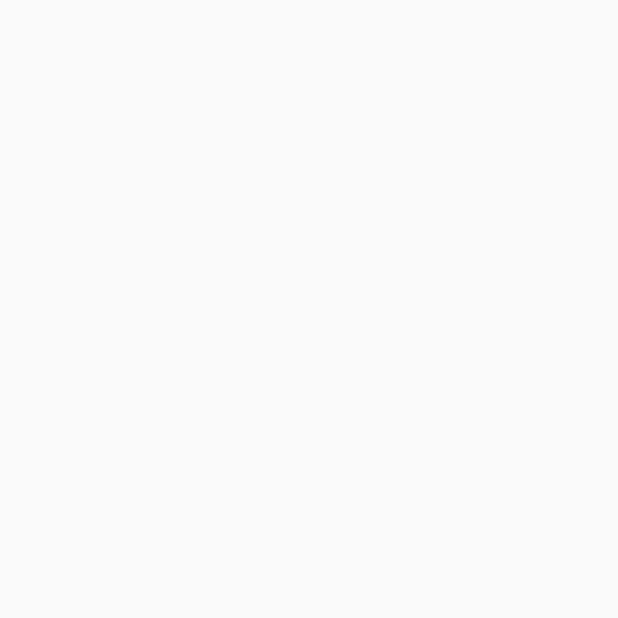
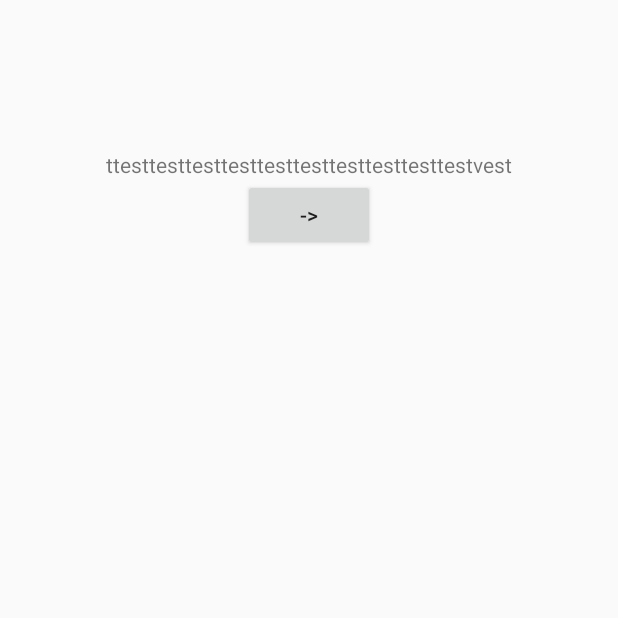
Before and after one commit to LucieTesarova/GameElf, an Android app: the GameQuestion screen opened directly, with no data from a screen before it, on a phone screen of 412 x 824 dp, the top half of it. Before the commit the part shown is empty. Run offline under Robolectric (Android 15) with nearby library versions, the phone set to English and light mode, and no system bars.

Commit message:
create layout gamequestion

```diff
--- a/app/src/main/java/com/example/lucie/mygame1/GameQuestion.java
+++ b/app/src/main/java/com/example/lucie/mygame1/GameQuestion.java
@@ -9,6 +9,6 @@ public class GameQuestion extends Activity {
     @Override
     protected void onCreate(Bundle savedInstanceState) {
         super.onCreate(savedInstanceState);
-        //setContentView(R.layout.gameQuestion);
+        setContentView(R.layout.gamequestion);
     }
 }
--- /dev/null
+++ b/app/src/main/res/layout/gamequestion.xml
@@ -0,0 +1,22 @@
+<?xml version="1.0" encoding="utf-8"?>
+<LinearLayout
+    xmlns:android="http://schemas.android.com/apk/res/android" android:layout_width="match_parent"
+    android:layout_height="match_parent"
+    android:orientation="vertical">
+
+    <TextView
+        android:id="@+id/otazka"
+        android:layout_width="wrap_content"
+        android:layout_height="wrap_content"
+        android:layout_gravity="center_horizontal"
+        android:layout_marginTop="100dp"
+        android:text="@string/test"/>
+
+    <Button
+        android:id="@+id/buttonPokracuj"
+        android:layout_width="wrap_content"
+        android:layout_height="wrap_content"
+        android:layout_gravity="center"
+        android:text="->"/>
+
+</LinearLayout>
--- a/app/src/main/res/values/strings.xml
+++ b/app/src/main/res/values/strings.xml
@@ -3,4 +3,6 @@
     <string name="vitejvehre">Vitej ve hre !</string>
     <string name="buttonhra">Zacit hrat</string>
     <string name="buttonkonec">Konec</string>
+    <string name="buttonponec">-></string>
+    <string name="test">ttesttesttesttesttesttesttesttesttesttestvest</string>
 </resources>
```
